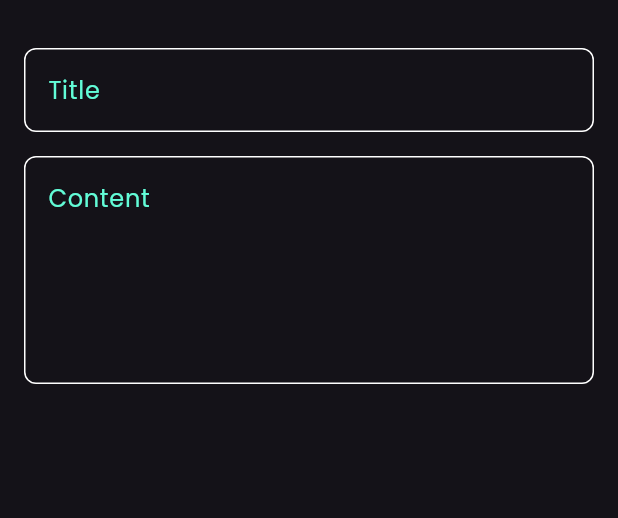
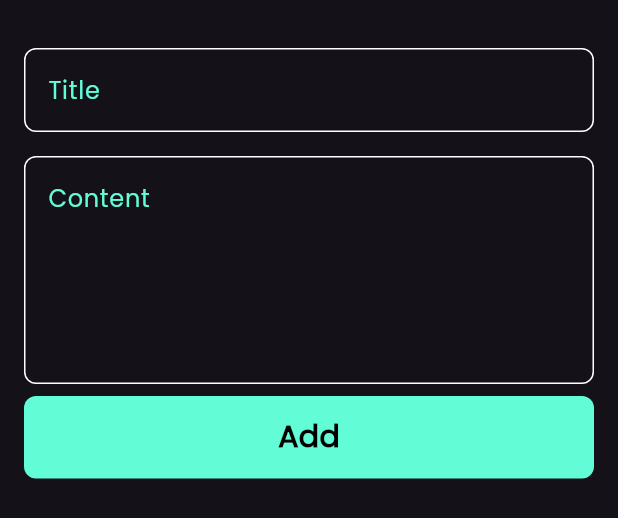
Before and after one commit to codingAndPlayin/notes_app, a Flutter app: the AddNoteBottomSheet widget shown alone on an empty page, opened directly, on a phone screen of 412 x 824 dp. Shown: the top 518 px of the screen. Run offline on Flutter 3.47's test engine with Material 3 defaults, Android fonts, the phone set to English and light mode, and no system bars; our stand-ins replace font_awesome_flutter.

Commit message:
finish notes bottom sheet

```diff
--- a/lib/views/widgets/add_note_bottom_sheet.dart
+++ b/lib/views/widgets/add_note_bottom_sheet.dart
@@ -1,4 +1,6 @@
 import 'package:flutter/material.dart';
+import 'package:note_app__arabic/constants.dart';
+import 'package:note_app__arabic/views/widgets/custom_button.dart';
 import 'package:note_app__arabic/views/widgets/custom_text_field.dart';
 
 class AddNoteBottomSheet extends StatelessWidget {
@@ -8,6 +10,7 @@
   Widget build(BuildContext context) {
     return const Padding(
       padding: EdgeInsets.symmetric(horizontal: 16.0),
+      child: SingleChildScrollView(
         child: Column(
           children: [
             SizedBox(
@@ -27,8 +30,17 @@
               maxLines: 5,
             ),
             //
-
+            SizedBox(
+              height: 8,
+            ),
+            //
+            CustomButton(),
+            //
+            SizedBox(
+              height: 8,
+            ),
           ],
+        ),
       ),
     );
   }
--- /dev/null
+++ b/lib/views/widgets/custom_button.dart
@@ -0,0 +1,29 @@
+import 'package:flutter/material.dart';
+import 'package:note_app__arabic/constants.dart';
+
+class CustomButton extends StatelessWidget {
+  const CustomButton({super.key});
+
+  @override
+  Widget build(BuildContext context) {
+    return Container(
+      // to take the space , better then double.infinity
+      width: MediaQuery.of(context).size.width,
+      height: 55,
+      decoration: BoxDecoration(
+        color: KPrimaaryColor,
+        borderRadius: BorderRadius.circular(8),
+      ),
+      child: Center(
+        child: Text(
+          "Add",
+          style: TextStyle(
+            color: Colors.black,
+            fontSize: 20,
+            fontWeight: FontWeight.bold,
+          ),
+        ),
+      ),
+    );
+  }
+}
```
Lines whose indentation alone changed are shown as unchanged.
